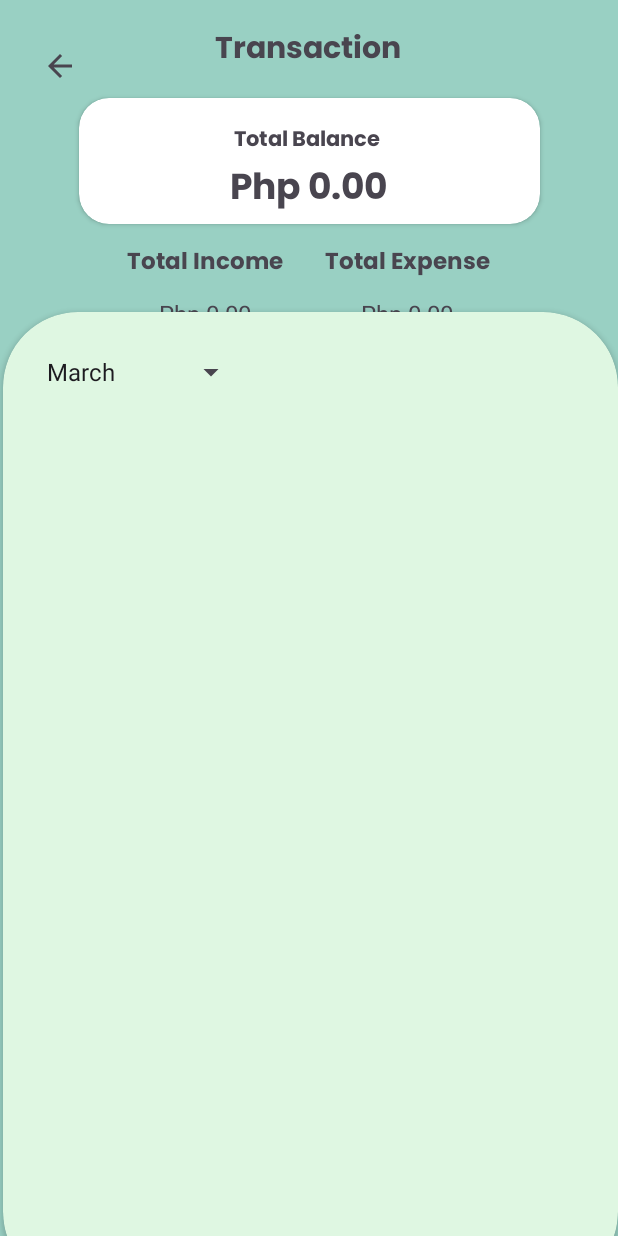
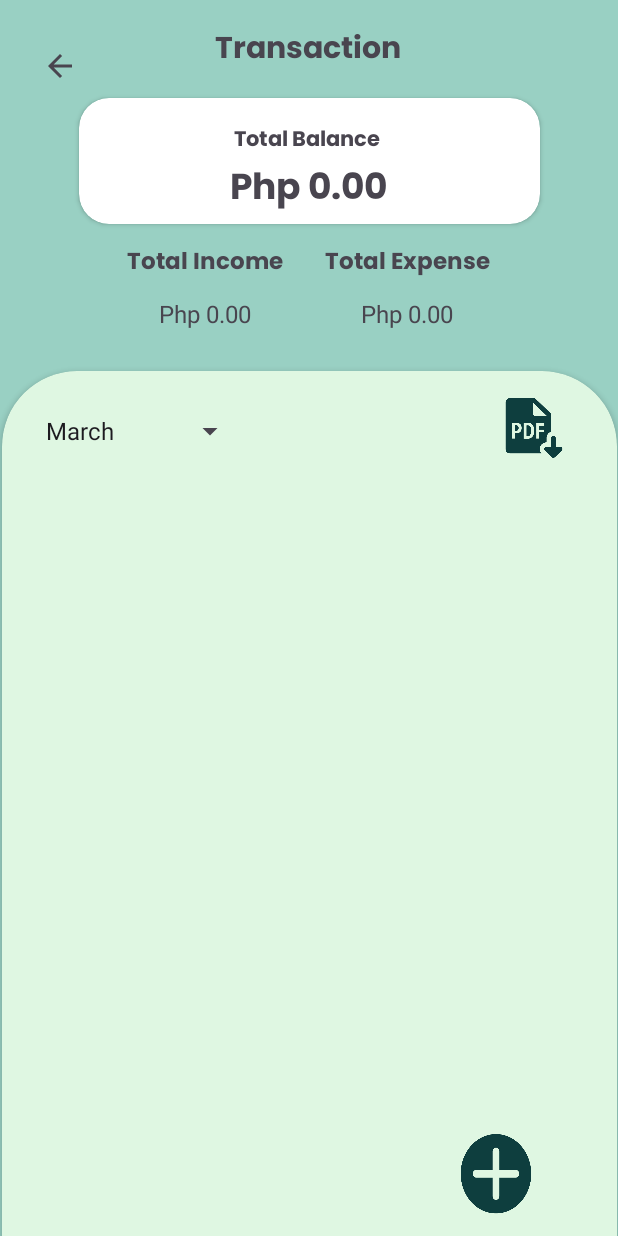
Before and after one commit to dennissegailfrancisco/PesoWise, an Android app: the TransactionActivity screen opened directly, with no data from a screen before it, on a phone screen of 412 x 824 dp. Run offline under Robolectric (Android 15) with nearby library versions, the phone set to English and light mode, and no system bars.

Commit message:
Ui fixed

```diff
--- a/app/build.gradle
+++ b/app/build.gradle
@@ -37,6 +37,8 @@ dependencies {
     implementation 'androidx.core:core-ktx:1.8.0'
     implementation 'androidx.appcompat:appcompat:1.7.0'
     implementation 'com.google.android.material:material:1.5.0'
+    implementation 'com.github.bumptech.glide:glide:4.16.0'
+    annotationProcessor 'com.github.bumptech.glide:compiler:4.16.0'
     implementation 'androidx.constraintlayout:constraintlayout:2.2.1'
     testImplementation 'junit:junit:4.13.2'
     androidTestImplementation 'androidx.test.ext:junit:1.2.1'
--- a/app/src/main/res/layout/activity_transaction.xml
+++ b/app/src/main/res/layout/activity_transaction.xml
@@ -147,30 +147,17 @@
         </LinearLayout>
     </LinearLayout>
 
-    <ProgressBar
-        android:id="@+id/progressBar"
-        style="?android:attr/progressBarStyleHorizontal"
-        android:layout_width="275dp"
-        android:layout_height="20dp"
-        android:layout_marginStart="68dp"
-        android:layout_marginTop="2dp"
-        android:layout_marginEnd="68dp"
-        app:layout_constraintEnd_toEndOf="parent"
-        app:layout_constraintStart_toStartOf="parent"
-        app:layout_constraintTop_toBottomOf="@+id/linearLayout3" />
-
     <androidx.cardview.widget.CardView
         android:layout_width="410dp"
         android:layout_height="650dp"
-        android:layout_marginStart="1dp"
-        android:layout_marginTop="14dp"
-        android:layout_marginBottom="20dp"
+        android:layout_marginTop="60dp"
+        android:layout_marginBottom="-35dp"
         app:cardBackgroundColor="#DFF7E2"
         app:cardCornerRadius="50dp"
         app:layout_constraintBottom_toBottomOf="parent"
         app:layout_constraintEnd_toEndOf="parent"
         app:layout_constraintStart_toStartOf="parent"
-        app:layout_constraintTop_toBottomOf="@+id/progressBar">
+        app:layout_constraintTop_toBottomOf="@+id/linearLayout3">
 
         <androidx.constraintlayout.widget.ConstraintLayout
             android:layout_width="match_parent"
@@ -202,6 +189,28 @@
                 app:layout_constraintStart_toStartOf="parent"
                 app:layout_constraintTop_toBottomOf="@+id/spinnerMonthFilter" />
 
+            <ImageButton
+                android:id="@+id/imageButton2"
+                android:layout_width="45dp"
+                android:layout_height="44dp"
+                android:layout_marginStart="179dp"
+                android:layout_marginTop="16dp"
+                android:layout_marginEnd="43dp"
+                android:background="@drawable/pdficon"
+                app:layout_constraintEnd_toEndOf="parent"
+                app:layout_constraintStart_toEndOf="@+id/spinnerMonthFilter"
+                app:layout_constraintTop_toTopOf="parent" />
+
+            <ImageButton
+                android:id="@+id/imageButton5"
+                android:layout_width="53dp"
+                android:layout_height="60dp"
+                android:layout_marginEnd="54dp"
+                android:layout_marginBottom="84dp"
+                android:background="@drawable/addicon"
+                app:layout_constraintBottom_toBottomOf="parent"
+                app:layout_constraintEnd_toEndOf="parent" />
+
 
         </androidx.constraintlayout.widget.ConstraintLayout>
     </androidx.cardview.widget.CardView>
--- a/app/src/main/res/values/themes.xml
+++ b/app/src/main/res/values/themes.xml
@@ -1,9 +1,18 @@
 <resources xmlns:tools="http://schemas.android.com/tools">
     <!-- Base application theme. -->
     <style name="Base.Theme.PisoWiseFinal" parent="Theme.Material3.DayNight.NoActionBar">
-        <!-- Customize your light theme here. -->
-        <!-- <item name="colorPrimary">@color/my_light_primary</item> -->
+        <!-- Primary Color -->
+        <item name="colorPrimary">#99D0C3</item>
+        <item name="colorPrimaryVariant">#99D0C3</item> <!-- Slightly darker shade -->
+        <item name="colorOnPrimary">#FFFFFF</item>
+
+        <!-- Status Bar Color -->
+        <item name="android:statusBarColor">#99D0C3</item>
+
+        <!-- Navigation Bar Color -->
+        <item name="android:navigationBarColor">#FFFFFF</item>
     </style>
 
     <style name="Theme.PisoWiseFinal" parent="Base.Theme.PisoWiseFinal" />
+
 </resources>
```
Also changed, not shown: app/src/main/java/com/example/pisowisefinal/adapters/TransactionAdapter.kt (+8 -2 lines), app/src/main/java/com/example/pisowisefinal/ui/transactions/TransactionActivity.kt (+10 -2 lines), app/src/main/res/layout/activity_addexpenses.xml (+9 -6 lines), app/src/main/res/layout/activity_main.xml (+7 -5 lines), app/src/main/res/layout/card_transaction.xml (+43 -19 lines), app/src/main/res/layout/item_transaction.xml (+12 -6 lines), app/src/main/res/drawable/addicon.png (added), app/src/main/res/drawable/pdficon.png (renamed from app/src/main/res/drawable/pdf (1).png).
